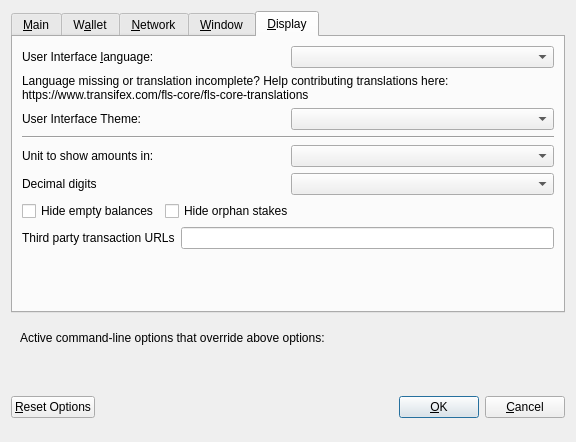
First picture: the form in src/qt/forms/optionsdialog.ui, repository decenomy/FLS, before the edit.
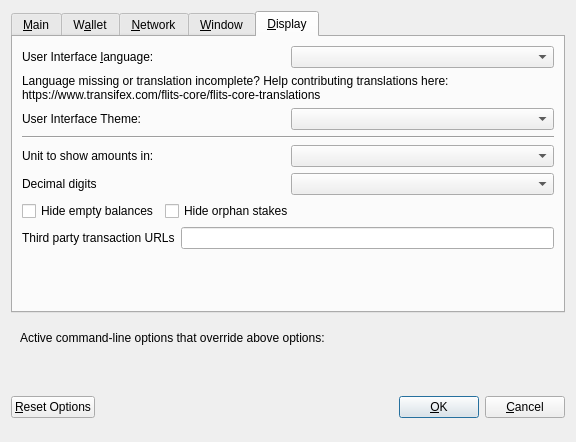
Second picture: the form after the edit. The open tabs and pages were chosen to show the change. Custom widgets are drawn as their Qt base class.

Commit message: [Core] Rebrand pass for gitian

Patch:
```diff
--- a/src/qt/forms/optionsdialog.ui
+++ b/src/qt/forms/optionsdialog.ui
@@ -533,7 +533,7 @@
          </property>
          <property name="text">
           <string>Language missing or translation incomplete? Help contributing translations here:
-https://www.transifex.com/fls-core/fls-core-translations</string>
+https://www.transifex.com/flits-core/flits-core-translations</string>
          </property>
          <property name="wordWrap">
           <bool>true</bool>
```
The commit also changes 275 other files.
